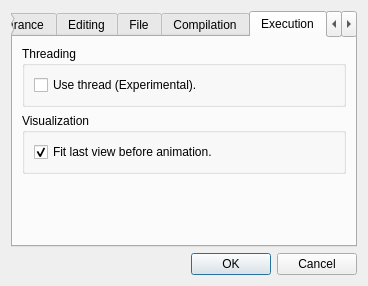
First picture: the form in src/openalea/lpy/gui/lpyprefwidget.ui, repository openalea/lpy, before the edit.
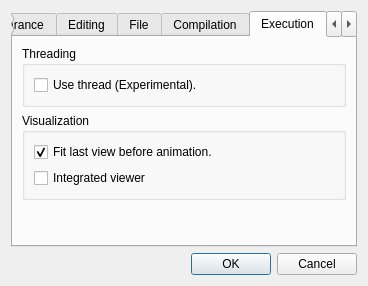
Second picture: the form after the edit. The open tabs and pages were chosen to show the change.

Commit message: - integrate interpolated profile edition - add color theme - add integrated 3d view

```diff
--- a/src/openalea/lpy/gui/lpyprefwidget.ui
+++ b/src/openalea/lpy/gui/lpyprefwidget.ui
@@ -6,7 +6,7 @@
    <rect>
     <x>0</x>
     <y>0</y>
-    <width>300</width>
+    <width>315</width>
     <height>274</height>
    </rect>
   </property>
@@ -445,7 +445,7 @@
          <property name="title">
           <string>Visualization</string>
          </property>
-         <layout class="QHBoxLayout" name="horizontalLayout_3">
+         <layout class="QVBoxLayout" name="verticalLayout_9">
           <item>
            <widget class="QCheckBox" name="fitViewEdit">
             <property name="text">
@@ -456,6 +456,13 @@
             </property>
            </widget>
           </item>
+          <item>
+           <widget class="QCheckBox" name="integratedViewEdit">
+            <property name="text">
+             <string>Integrated viewer</string>
+            </property>
+           </widget>
+          </item>
          </layout>
         </widget>
        </item>
```
Left out of the diff: 2 changed lines with no effect on the pictures. The commit also changes 17 other files.
